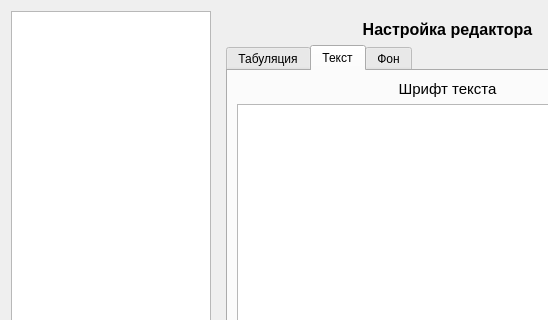
Old version of the form settingsdialog.ui in the repository NOOBS-DevTeam/Appendix; both pictures show x 0 to 548 and y 0 to 320 of the 689 by 495 pixel window.
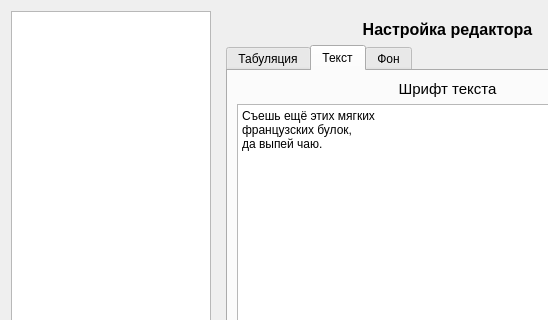
New version of the form. The open tabs and pages were chosen to show the change. Icons and pictures are not drawn. Custom widgets are drawn as their Qt base class.

```diff
--- a/settingsdialog.ui
+++ b/settingsdialog.ui
@@ -710,17 +710,6 @@
              </property>
             </widget>
            </item>
-           <item row="1" column="0">
-            <widget class="QTextEdit" name="textEdit_4">
-             <property name="html">
-              <string>&lt;!DOCTYPE HTML PUBLIC &quot;-//W3C//DTD HTML 4.0//EN&quot; &quot;http://www.w3.org/TR/REC-html40/strict.dtd&quot;&gt;
-&lt;html&gt;&lt;head&gt;&lt;meta name=&quot;qrichtext&quot; content=&quot;1&quot; /&gt;&lt;style type=&quot;text/css&quot;&gt;
-p, li { white-space: pre-wrap; }
-&lt;/style&gt;&lt;/head&gt;&lt;body style=&quot; font-family:'MS Shell Dlg 2'; font-size:8.25pt; font-weight:400; font-style:normal;&quot;&gt;
-&lt;p style=&quot;-qt-paragraph-type:empty; margin-top:0px; margin-bottom:0px; margin-left:0px; margin-right:0px; -qt-block-indent:0; text-indent:0px; font-size:8pt;&quot;&gt;&lt;br /&gt;&lt;/p&gt;&lt;/body&gt;&lt;/html&gt;</string>
-             </property>
-            </widget>
-           </item>
            <item row="2" column="0">
             <widget class="QPushButton" name="pushButton_16">
              <property name="text">
@@ -728,6 +717,15 @@
              </property>
             </widget>
            </item>
+           <item row="1" column="0">
+            <widget class="Editor" name="plainTextEdit_4">
+             <property name="plainText">
+              <string>Съешь ещё этих мягких 
+французских булок, 
+да выпей чаю.</string>
+             </property>
+            </widget>
+           </item>
           </layout>
          </widget>
          <widget class="QWidget" name="tab_6">
```
Left out of the diff: 17 changed lines with no effect on the pictures.
